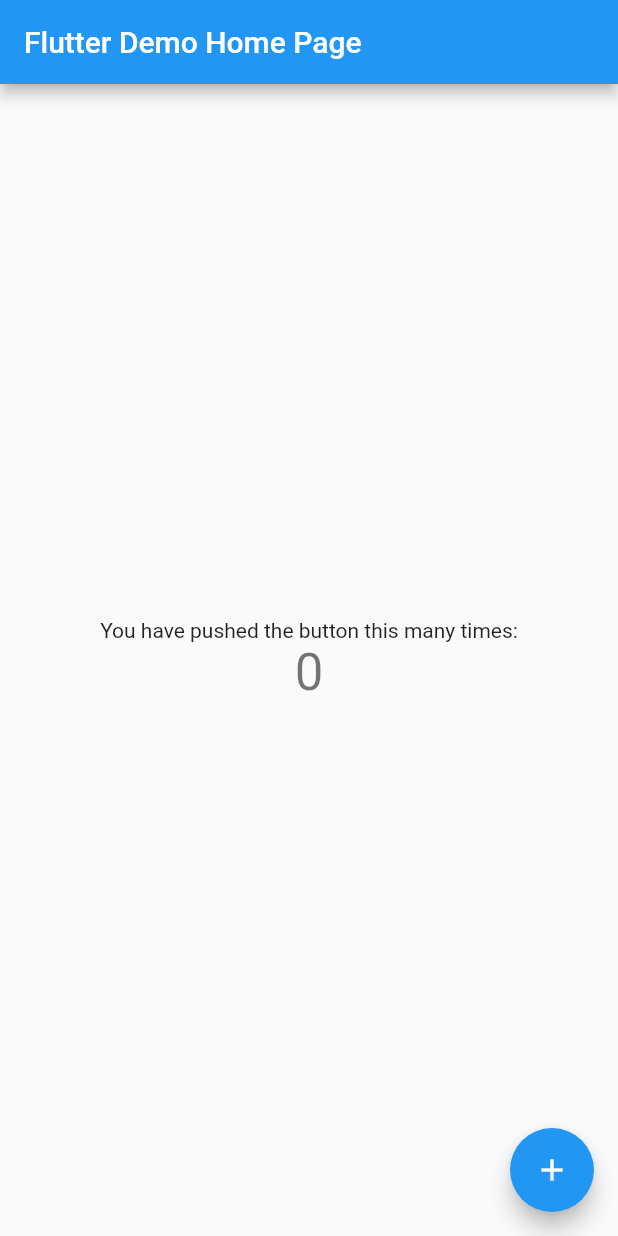
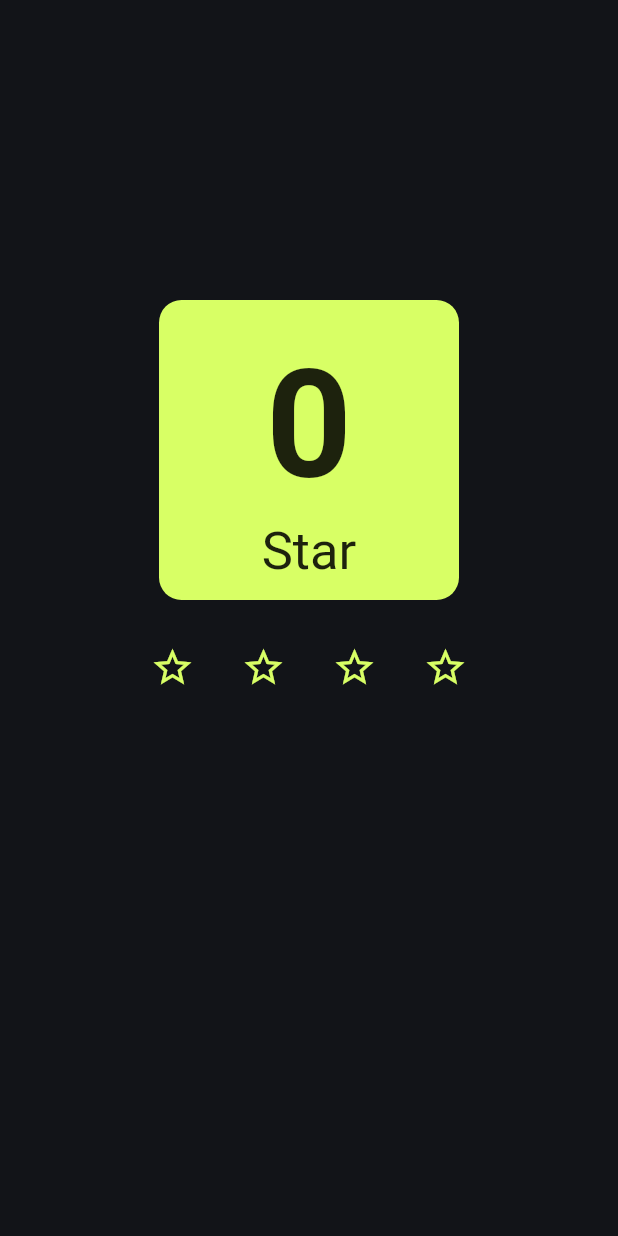
Before and after one commit to NickSteven/Star_Rating, a Flutter app: the screen it shows after launch, on a phone screen of 412 x 824 dp. Run offline on Flutter 3.47's test engine with Material 2 defaults, Android fonts, the phone set to English and light mode, and no system bars.

Commit message:
Interface coding and adding rating functions

```diff
--- a/lib/main.dart
+++ b/lib/main.dart
@@ -1,4 +1,5 @@
 import 'package:flutter/material.dart';
+import 'package:star_rating/page/star_rating.dart';
 
 void main() {
   runApp(const MyApp());
@@ -11,105 +12,12 @@ class MyApp extends StatelessWidget {
   @override
   Widget build(BuildContext context) {
     return MaterialApp(
-      title: 'Flutter Demo',
+      title: 'Flutter Star Rating',
+      debugShowCheckedModeBanner: false,
       theme: ThemeData(
-        // This is the theme of your application.
-        //
-        // Try running your application with "flutter run". You'll see the
-        // application has a blue toolbar. Then, without quitting the app, try
-        // changing the primarySwatch below to Colors.green and then invoke
-        // "hot reload" (press "r" in the console where you ran "flutter run",
-        // or simply save your changes to "hot reload" in a Flutter IDE).
-        // Notice that the counter didn't reset back to zero; the application
-        // is not restarted.
         primarySwatch: Colors.blue,
       ),
-      home: const MyHomePage(title: 'Flutter Demo Home Page'),
+      home: StarRating(),
     );
   }
 }
-
-class MyHomePage extends StatefulWidget {
-  const MyHomePage({super.key, required this.title});
-
-  // This widget is the home page of your application. It is stateful, meaning
-  // that it has a State object (defined below) that contains fields that affect
-  // how it looks.
-
-  // This class is the configuration for the state. It holds the values (in this
-  // case the title) provided by the parent (in this case the App widget) and
-  // used by the build method of the State. Fields in a Widget subclass are
-  // always marked "final".
-
-  final String title;
-
-  @override
-  State<MyHomePage> createState() => _MyHomePageState();
-}
-
-class _MyHomePageState extends State<MyHomePage> {
-  int _counter = 0;
-
-  void _incrementCounter() {
-    setState(() {
-      // This call to setState tells the Flutter framework that something has
-      // changed in this State, which causes it to rerun the build method below
-      // so that the display can reflect the updated values. If we changed
-      // _counter without calling setState(), then the build method would not be
-      // called again, and so nothing would appear to happen.
-      _counter++;
-    });
-  }
-
-  @override
-  Widget build(BuildContext context) {
-    // This method is rerun every time setState is called, for instance as done
-    // by the _incrementCounter method above.
-    //
-    // The Flutter framework has been optimized to make rerunning build methods
-    // fast, so that you can just rebuild anything that needs updating rather
-    // than having to individually change instances of widgets.
-    return Scaffold(
-      appBar: AppBar(
-        // Here we take the value from the MyHomePage object that was created by
-        // the App.build method, and use it to set our appbar title.
-        title: Text(widget.title),
-      ),
-      body: Center(
-        // Center is a layout widget. It takes a single child and positions it
-        // in the middle of the parent.
-        child: Column(
-          // Column is also a layout widget. It takes a list of children and
-          // arranges them vertically. By default, it sizes itself to fit its
-          // children horizontally, and tries to be as tall as its parent.
-          //
-          // Invoke "debug painting" (press "p" in the console, choose the
-          // "Toggle Debug Paint" action from the Flutter Inspector in Android
-          // Studio, or the "Toggle Debug Paint" command in Visual Studio Code)
-          // to see the wireframe for each widget.
-          //
-          // Column has various properties to control how it sizes itself and
-          // how it positions its children. Here we use mainAxisAlignment to
-          // center the children vertically; the main axis here is the vertical
-          // axis because Columns are vertical (the cross axis would be
-          // horizontal).
-          mainAxisAlignment: MainAxisAlignment.center,
-          children: <Widget>[
-            const Text(
-              'You have pushed the button this many times:',
-            ),
-            Text(
-              '$_counter',
-              style: Theme.of(context).textTheme.headline4,
-            ),
-          ],
-        ),
-      ),
-      floatingActionButton: FloatingActionButton(
-        onPressed: _incrementCounter,
-        tooltip: 'Increment',
-        child: const Icon(Icons.add),
-      ), // This trailing comma makes auto-formatting nicer for build methods.
-    );
-  }
-}
--- /dev/null
+++ b/lib/page/star_rating.dart
@@ -0,0 +1,153 @@
+// ignore_for_file: prefer_const_constructors
+
+import 'package:flutter/material.dart';
+
+class StarRating extends StatefulWidget {
+  const StarRating({Key? key}) : super(key: key);
+
+  @override
+  State<StarRating> createState() => _StarRatingState();
+}
+
+class _StarRatingState extends State<StarRating> {
+  int _rating = 0;
+  @override
+  Widget build(BuildContext context) {
+    void setRatingAsOne() {
+      setState(() {
+        (_rating >= 1 ? _rating = 0 : _rating = 1);
+      });
+    }
+
+    void setRatingAsTwo() {
+      setState(() {
+        (_rating >= 2 ? _rating = 1 : _rating = 2);
+      });
+    }
+
+    void setRatingAsThree() {
+      setState(() {
+        (_rating >= 3 ? _rating = 2 : _rating = 3);
+      });
+    }
+
+    void setRatingAsFour() {
+      setState(() {
+        (_rating >= 4 ? _rating = 3 : _rating = 4);
+      });
+    }
+
+    return Scaffold(
+      body: SafeArea(
+        child: Stack(
+          alignment: Alignment.center,
+          children: [
+            Container(
+              decoration: BoxDecoration(color: Color.fromRGBO(18, 20, 24, 1)),
+            ),
+            Center(
+              child: Column(
+                children: [
+                  // Green cube
+                  Padding(
+                    padding: const EdgeInsets.only(top: 200),
+                    child: Container(
+                      height: 200,
+                      width: 200,
+                      decoration: BoxDecoration(
+                        color: Color.fromRGBO(216, 255, 101, 1),
+                        borderRadius: BorderRadius.circular(15),
+                      ),
+                      child: Center(
+                        child: Column(
+                          children: [
+                            SizedBox(height: 25),
+                            Text(
+                              _rating.toString(),
+                              style: TextStyle(
+                                  fontSize: 100, fontWeight: FontWeight.bold),
+                            ),
+                            SizedBox(
+                              height: 5,
+                            ),
+
+                            // Star text
+                            Text(
+                              _rating > 1 ? "Stars" : "Star",
+                              style: TextStyle(fontSize: 35),
+                            ),
+                          ],
+                        ),
+                      ),
+                    ),
+                  ),
+
+                  SizedBox(height: 30),
+
+                  // Green stars
+                  Padding(
+                    padding: const EdgeInsets.only(left: 100, right: 100),
+                    child: Row(
+                      // tds
+                      mainAxisAlignment: MainAxisAlignment.spaceBetween,
+                      children: [
+                        GestureDetector(
+                          child: Icon(
+                            (_rating >= 1
+                                ? Icons.star
+                                : Icons.star_border_outlined),
+                            color: Color.fromRGBO(216, 255, 101, 1),
+                            size: 30,
+                          ),
+                          onTap: () {
+                            setRatingAsOne();
+                          },
+                        ),
+                        GestureDetector(
+                          child: Icon(
+                            (_rating >= 2
+                                ? Icons.star
+                                : Icons.star_border_outlined),
+                            color: Color.fromRGBO(216, 255, 101, 1),
+                            size: 30,
+                          ),
+                          onTap: () {
+                            setRatingAsTwo();
+                          },
+                        ),
+                        GestureDetector(
+                          child: Icon(
+                            (_rating >= 3
+                                ? Icons.star
+                                : Icons.star_border_outlined),
+                            color: Color.fromRGBO(216, 255, 101, 1),
+                            size: 30,
+                          ),
+                          onTap: () {
+                            setRatingAsThree();
+                          },
+                        ),
+                        GestureDetector(
+                          child: Icon(
+                            (_rating >= 4
+                                ? Icons.star
+                                : Icons.star_border_outlined),
+                            color: Color.fromRGBO(216, 255, 101, 1),
+                            size: 30,
+                          ),
+                          onTap: () {
+                            setRatingAsFour();
+                          },
+                        ),
+                      ],
+                    ),
+                  )
+                ],
+              ),
+            ),
+          ],
+        ),
+      ),
+    );
+  }
+}
```
